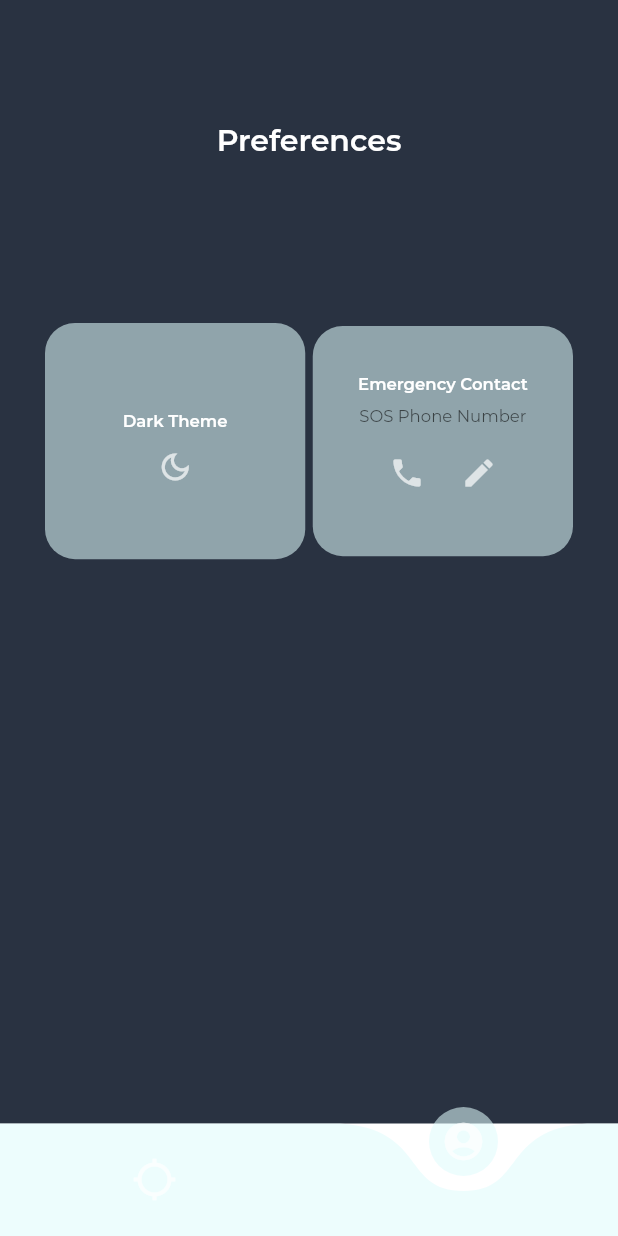
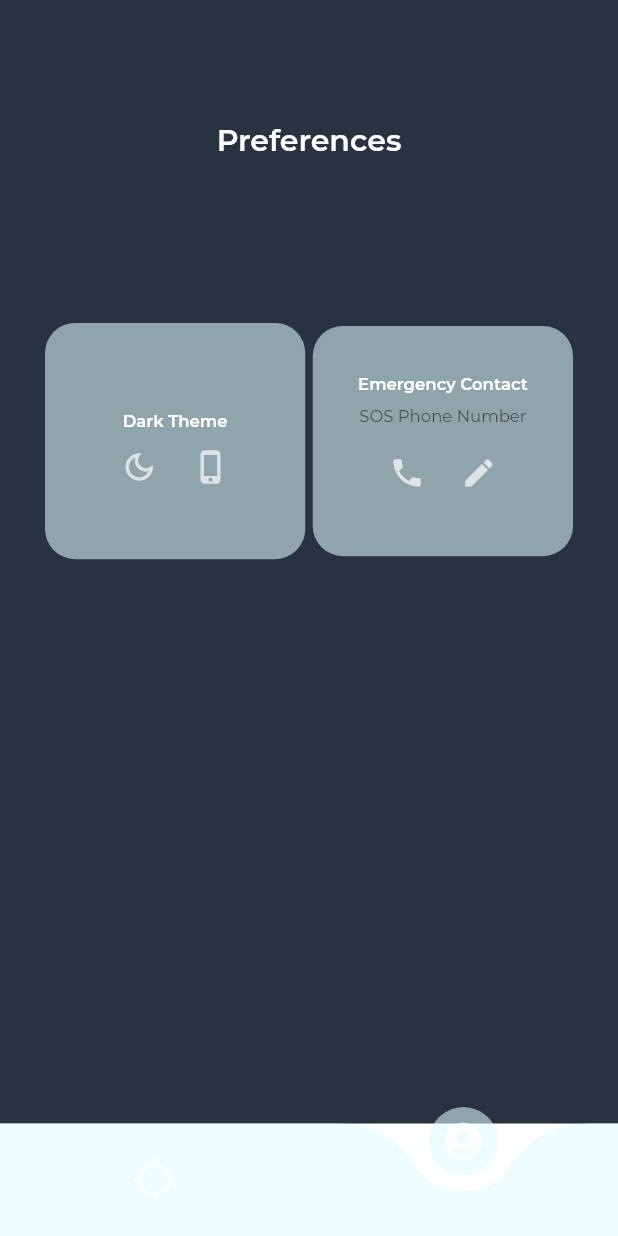
Before and after one commit to hoangvu01/not_here, a Flutter app: the screen it shows after launch, item 2 of the bottom bar chosen, after a tap on the "light mode" icon, on a phone screen of 412 x 824 dp. Run offline on Flutter 3.47's test engine with Material 2 defaults, Android fonts, the phone set to English and light mode, and no system bars; drawn by our look-alikes of curved_navigation_bar; our stand-ins replace charts_flutter, flutter_dotenv, font_awesome_flutter, google_maps_flutter, location, recase and 2 more; generated files the repository leaves out were written again.

Commit message:
Polish home icon and system theme

```diff
--- a/lib/main.dart
+++ b/lib/main.dart
@@ -38,12 +38,15 @@ class _NotHereState extends State<NotHere> {
     return ChangeNotifierProvider<AppModel>.value(
       value: _appModel,
       child: Consumer<AppModel>(
-        builder: (ctx, value, child) => MaterialApp(
-          title: 'Not Here!',
-          theme: _appModel.currentTheme,
-          darkTheme: _appModel.darkTheme,
-          home: LandingPage(),
-        ),
+        builder: (ctx, app, child) {
+          print("Build: ${app.isDark}");
+          return MaterialApp(
+              title: 'Not Here!',
+              themeMode: app.themeMode,
+              theme: _appModel.lightTheme,
+              darkTheme: _appModel.darkTheme,
+              home: LandingPage());
+        },
       ),
     );
   }
--- a/lib/model.dart
+++ b/lib/model.dart
@@ -3,13 +3,53 @@ import 'package:not_here/theme.dart';
 import 'package:shared_preferences/shared_preferences.dart';
 
 class AppModel extends ChangeNotifier {
+  static const SYSTEM_THEME_SETTING = 'SYSTEMTHEMESETTING';
+
+  static const THEME_SETTING = "THEMESETTING";
   static const PHONE_SETTING = 'PHONESETTING';
 
-  AppThemePreference themePreference = AppThemePreference();
+  AppTheme themePreference = AppTheme();
 
-  /// Is dark theme enabled ?
+  /// Expose the selected colour themes for the app
+  ThemeData get lightTheme => themePreference.lightTheme;
+  ThemeData get darkTheme => themePreference.darkTheme;
+
+  /// Information about whether to use system theme or user-set theme
+  bool _useSystemTheme = false;
+  bool get isUsingSystemTheme => _useSystemTheme;
+
+  void toggleSystemTheme() {
+    _useSystemTheme = !_useSystemTheme;
+    _setSystemThemePref(_useSystemTheme);
+  }
+
+  void _setSystemThemePref(bool value) async {
+    SharedPreferences prefs = await SharedPreferences.getInstance();
+    prefs.setBool(SYSTEM_THEME_SETTING, value);
+    notifyListeners();
+  }
+
+  /// Information about user-chosen theme
   bool _isDark = false;
   bool get isDark => _isDark;
+  ThemeMode get themeMode {
+    if (_useSystemTheme)
+      return ThemeMode.system;
+    else
+      return _isDark ? ThemeMode.dark : ThemeMode.light;
+  }
+
+  void _setThemePref(bool value) async {
+    SharedPreferences prefs = await SharedPreferences.getInstance();
+    prefs.setBool(THEME_SETTING, value);
+    notifyListeners();
+  }
+
+  /// Toggle between light mode and dark mode
+  void toggleTheme() {
+    _isDark = !_isDark;
+    _setThemePref(_isDark);
+  }
 
   /// Emergency phone number
   String _phone = '';
@@ -17,31 +57,20 @@ class AppModel extends ChangeNotifier {
   String get phone => _phone;
   set phone(String newPhone) => _setPhonePref(newPhone);
 
+  void _setPhonePref(String newPhone) async {
+    SharedPreferences prefs = await SharedPreferences.getInstance();
+    prefs.setString(PHONE_SETTING, newPhone);
+    _phone = newPhone;
+    notifyListeners();
+  }
+
   /// Fetch all saved preference for the application
   Future<void> fetchSharedPreferences() async {
     SharedPreferences prefs = await SharedPreferences.getInstance();
 
-    await themePreference.getTheme();
+    _useSystemTheme = prefs.getBool(SYSTEM_THEME_SETTING) ?? false;
+    _isDark = prefs.getBool(THEME_SETTING) ?? false;
     _phone = prefs.getString(PHONE_SETTING) ?? '';
-  }
-
-  void _setPhonePref(String newPhone) async {
-    SharedPreferences prefs = await SharedPreferences.getInstance();
-    prefs.setString(PHONE_SETTING, newPhone);
-    _phone = newPhone;
-  }
-
-  /// Expose the selected colour themes for the app
-  ThemeData get currentTheme =>
-      _isDark ? themePreference.darkTheme : themePreference.lightTheme;
-
-  ThemeData get lightTheme => themePreference.lightTheme;
-  ThemeData get darkTheme => themePreference.darkTheme;
-
-  /// Toggle between light mode and dark mode
-  void toggleTheme() {
-    _isDark = !_isDark;
-    themePreference.setThemePref(_isDark);
     notifyListeners();
   }
 }
--- a/lib/setting/setting_theme.dart
+++ b/lib/setting/setting_theme.dart
@@ -47,7 +47,12 @@ class _ThemeSettingState extends State<ThemeSetting> {
           ),
           Flexible(
             flex: 1,
-            child: Center(
+            child: Row(
+              crossAxisAlignment: CrossAxisAlignment.end,
+              mainAxisAlignment: MainAxisAlignment.center,
+              children: [
+                Visibility(
+                  visible: !_appModel.isUsingSystemTheme,
                   child: IconButton(
                     onPressed: () => _appModel.toggleTheme(),
                     icon: _appModel.isDark
@@ -55,6 +60,15 @@ class _ThemeSettingState extends State<ThemeSetting> {
                         : Icon(Icons.light_mode_outlined),
                   ),
                 ),
+                IconButton(
+                  onPressed: () => _appModel.toggleSystemTheme(),
+                  icon: Icon(Icons.phone_iphone,
+                      color: _appModel.isUsingSystemTheme
+                          ? Theme.of(context).accentIconTheme.color
+                          : Theme.of(context).iconTheme.color),
+                ),
+              ],
+            ),
           ),
         ],
       ),
--- a/lib/theme.dart
+++ b/lib/theme.dart
@@ -1,19 +1,6 @@
 import 'package:flutter/material.dart';
-import 'package:shared_preferences/shared_preferences.dart';
 
-class AppThemePreference {
-  static const THEME_SETTING = "THEMESETTING";
-
-  setThemePref(bool value) async {
-    SharedPreferences prefs = await SharedPreferences.getInstance();
-    prefs.setBool(THEME_SETTING, value);
-  }
-
-  Future<bool> getTheme() async {
-    SharedPreferences prefs = await SharedPreferences.getInstance();
-    return prefs.getBool(THEME_SETTING) ?? false;
-  }
-
+class AppTheme {
   ThemeData get lightTheme => ThemeData(
         accentIconTheme: IconThemeData(
           color: const Color(0xFF457B9D),
```
Also changed, not shown: 8 other files. Lines whose indentation alone changed are shown as unchanged.
